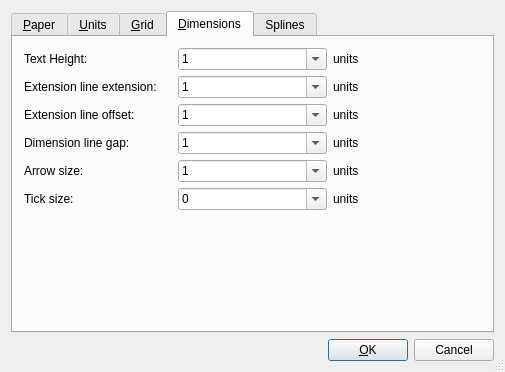
Qt form librecad/src/ui/forms/qg_dlgoptionsdrawing.ui (LibreCAD/LibreCAD) before a commit.
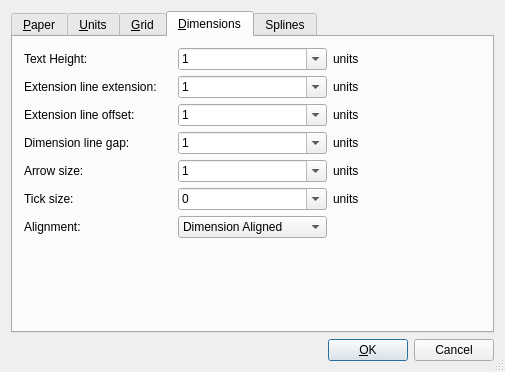
The same form after that commit.

```diff
--- a/librecad/src/ui/forms/qg_dlgoptionsdrawing.ui
+++ b/librecad/src/ui/forms/qg_dlgoptionsdrawing.ui
@@ -952,6 +952,36 @@
         </widget>
        </item>
        <item row="6" column="0">
+        <widget class="QLabel" name="lDimTih">
+         <property name="text">
+          <string>Alignment:</string>
+         </property>
+         <property name="wordWrap">
+          <bool>false</bool>
+         </property>
+        </widget>
+       </item>
+       <item row="6" column="1">
+        <widget class="QComboBox" name="cbDimTih">
+         <property name="toolTip">
+          <string>&lt;html&gt;&lt;head/&gt;&lt;body&gt;&lt;p&gt;Text alignement.&lt;/p&gt;&lt;/body&gt;&lt;/html&gt;</string>
+         </property>
+         <property name="editable">
+          <bool>false</bool>
+         </property>
+         <item>
+          <property name="text">
+           <string>Dimension Aligned</string>
+          </property>
+         </item>
+         <item>
+          <property name="text">
+           <string>Horizontal</string>
+          </property>
+         </item>
+        </widget>
+       </item>
+       <item row="7" column="0">
         <spacer name="spacer11">
          <property name="orientation">
           <enum>Qt::Vertical</enum>
@@ -967,7 +997,7 @@
          </property>
         </spacer>
        </item>
-       <item row="6" column="1">
+       <item row="7" column="1">
         <spacer name="spacer11_2">
          <property name="orientation">
           <enum>Qt::Vertical</enum>
@@ -983,7 +1013,7 @@
          </property>
         </spacer>
        </item>
-       <item row="6" column="2">
+       <item row="7" column="2">
         <spacer name="spacer11_2_2">
          <property name="orientation">
           <enum>Qt::Vertical</enum>
```
